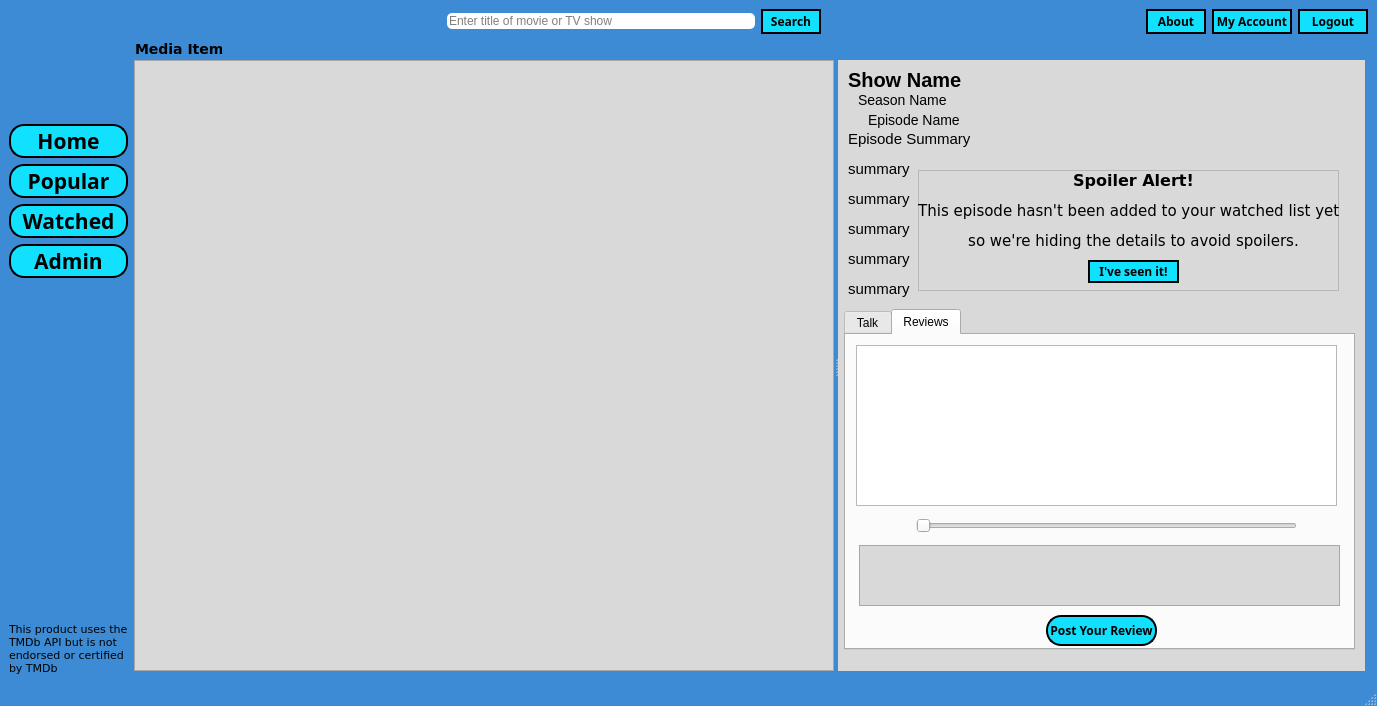
Before: the Qt Designer form PlotTalk/Forms/dashboard.ui in allanhaywood/CS441, drawn with Qt 5.
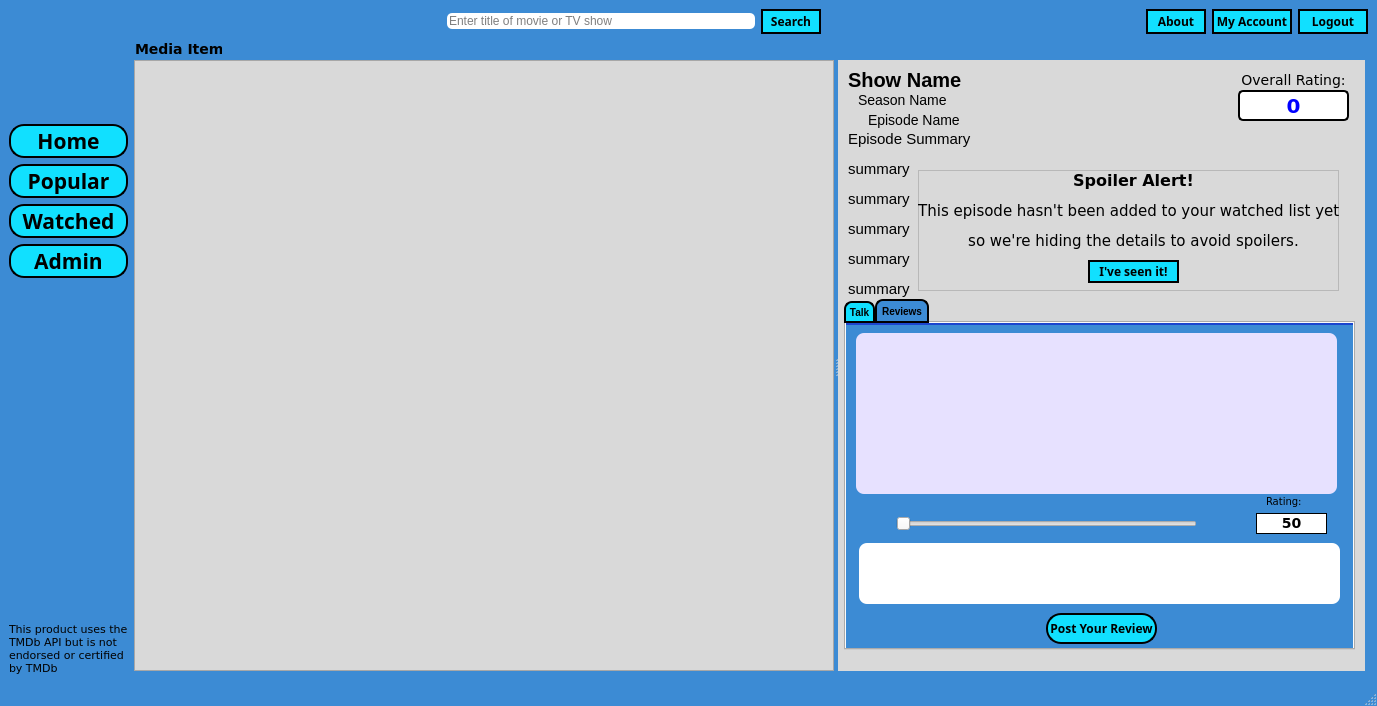
After: the same form once the commit is applied. The open tabs and pages were chosen to show the change. Icons and pictures are not drawn.

Commit message: Finalized GUI interface for comments/reviews on episodes.

What changed in the file:
```diff
--- a/PlotTalk/Forms/dashboard.ui
+++ b/PlotTalk/Forms/dashboard.ui
@@ -108,6 +108,78 @@
 font-family: tahoma;
 font-size: 12px;
 font: normal
+}
+
+#ratingLabel {
+font: normal;
+font-size: 10px;
+}
+
+#overallRatingLabel {
+font: normal;
+}
+
+#episodeRatingNum {
+background-color: white;
+font-size: 20px;
+color: blue;
+border-style: solid;
+border-width: 1.5px;
+border-radius: 5px;
+border-color: black;
+}
+
+#ratingNumber {
+background-color: white;
+}
+
+QTableWidget {
+background:  rgb(231, 225, 255);
+gridline-color: gray;
+border-radius: 8px;
+}
+
+#talkTab {
+background-color:  rgb(60, 139, 212);
+border-top: 2px solid rgb(28, 70, 206);
+}
+
+#reviewTab {
+background-color:  rgb(60, 139, 212);
+border-top: 2px solid rgb(28, 70, 206);
+}
+
+#commentBox {
+border-radius: 8px;
+}
+
+#reviewCommentBox {
+border-radius: 8px;
+}
+
+QTabBar::tab {
+background: rgb(17, 224, 255);
+border: 1.5px solid black;
+border-top-left-radius: 8px;
+border-top-right-radius: 8px;
+min-width: 8ex;
+padding: 2px;
+font: bold;
+font-size: 10px;
+}
+
+QTabBar::tab:hover {
+    background: rgb(235, 247, 255)
+}
+
+QTabBar::tab:selected {
+   background: rgb(60, 139, 212);
+    border-color: black;
+    border-bottom-color: black;
+}
+
+QTabBar::tab:!selected {
+    margin-top: 2px;
 }</string>
   </property>
   <widget class="QWidget" name="centralwidget">
@@ -918,11 +990,16 @@
             <property name="geometry">
              <rect>
               <x>6</x>
-              <y>249</y>
+              <y>239</y>
               <width>511</width>
-              <height>341</height>
+              <height>351</height>
              </rect>
             </property>
+            <property name="styleSheet">
+             <string notr="true">QTextEdit {
+background-color: white;
+}</string>
+            </property>
             <property name="currentIndex">
              <number>0</number>
             </property>
@@ -972,7 +1049,7 @@
               <property name="geometry">
                <rect>
                 <x>200</x>
-                <y>280</y>
+                <y>290</y>
                 <width>111</width>
                 <height>31</height>
                </rect>
@@ -985,7 +1062,7 @@
               <property name="geometry">
                <rect>
                 <x>13</x>
-                <y>210</y>
+                <y>220</y>
                 <width>481</width>
                 <height>61</height>
                </rect>
@@ -994,9 +1071,9 @@
              <widget class="QSlider" name="ratingMeter">
               <property name="geometry">
                <rect>
-                <x>70</x>
-                <y>180</y>
-                <width>381</width>
+                <x>50</x>
+                <y>190</y>
+                <width>301</width>
                 <height>22</height>
                </rect>
               </property>
@@ -1013,9 +1090,132 @@
                 <height>161</height>
                </rect>
               </property>
+              <property name="editTriggers">
+               <set>QAbstractItemView::NoEditTriggers</set>
+              </property>
+             </widget>
+             <widget class="QLabel" name="thumbsUpIcon">
+              <property name="geometry">
+               <rect>
+                <x>360</x>
+                <y>180</y>
+                <width>31</width>
+                <height>31</height>
+               </rect>
+              </property>
+              <property name="text">
+               <string/>
+              </property>
+              <property name="pixmap">
+               <pixmap resource="../Resources/resources.qrc">:/images/Images/thumbs_up.png</pixmap>
+              </property>
+             </widget>
+             <widget class="QLabel" name="ratingNumber">
+              <property name="geometry">
+               <rect>
+                <x>410</x>
+                <y>190</y>
+                <width>71</width>
+                <height>21</height>
+               </rect>
+              </property>
+              <property name="frameShape">
+               <enum>QFrame::Box</enum>
+              </property>
+              <property name="text">
+               <string>50</string>
+              </property>
+              <property name="alignment">
+               <set>Qt::AlignCenter</set>
+              </property>
+             </widget>
+             <widget class="QLabel" name="thumbsDownIcon">
+              <property name="geometry">
+               <rect>
+                <x>10</x>
+                <y>180</y>
+                <width>31</width>
+                <height>41</height>
+               </rect>
+              </property>
+              <property name="text">
+               <string/>
+              </property>
+              <property name="pixmap">
+               <pixmap resource="../Resources/resources.qrc">:/images/Images/thumbs_down.png</pixmap>
+              </property>
+             </widget>
+             <widget class="QLabel" name="ratingLabel">
+              <property name="geometry">
+               <rect>
+                <x>420</x>
+                <y>170</y>
+                <width>41</width>
+                <height>16</height>
+               </rect>
+              </property>
+              <property name="font">
+               <font>
+                <family>verdana</family>
+                <pointsize>-1</pointsize>
+                <weight>50</weight>
+                <italic>false</italic>
+                <bold>false</bold>
+               </font>
+              </property>
+              <property name="text">
+               <string>Rating:</string>
+              </property>
              </widget>
             </widget>
            </widget>
+           <widget class="QLabel" name="overallRatingLabel">
+            <property name="geometry">
+             <rect>
+              <x>400</x>
+              <y>10</y>
+              <width>111</width>
+              <height>20</height>
+             </rect>
+            </property>
+            <property name="font">
+             <font>
+              <family>verdana</family>
+              <pointsize>-1</pointsize>
+              <weight>50</weight>
+              <italic>false</italic>
+              <bold>false</bold>
+             </font>
+            </property>
+            <property name="frameShape">
+             <enum>QFrame::NoFrame</enum>
+            </property>
+            <property name="text">
+             <string>Overall Rating:</string>
+            </property>
+            <property name="alignment">
+             <set>Qt::AlignCenter</set>
+            </property>
+           </widget>
+           <widget class="QLabel" name="episodeRatingNum">
+            <property name="geometry">
+             <rect>
+              <x>400</x>
+              <y>30</y>
+              <width>111</width>
+              <height>31</height>
+             </rect>
+            </property>
+            <property name="frameShape">
+             <enum>QFrame::NoFrame</enum>
+            </property>
+            <property name="text">
+             <string>0</string>
+            </property>
+            <property name="alignment">
+             <set>Qt::AlignCenter</set>
+            </property>
+           </widget>
           </widget>
          </widget>
         </widget>
```
Left out of the diff: 17 changed lines with no effect on the pictures. The commit also changes 5 other files.
